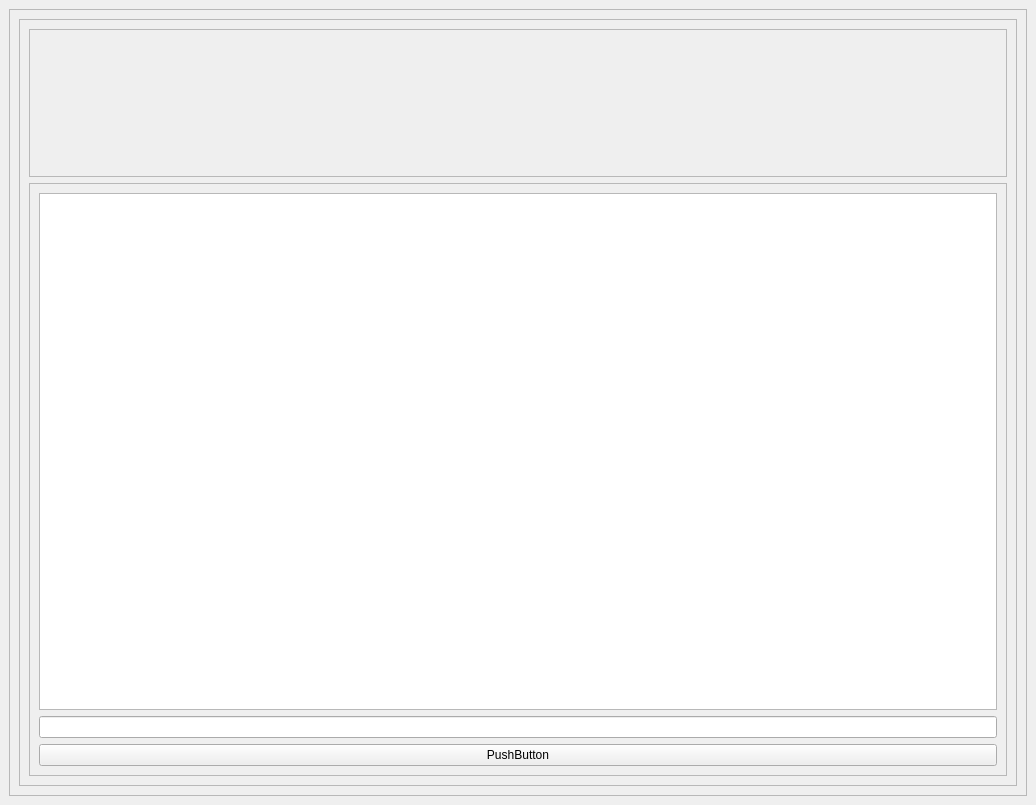
This is zcilent/main.ui in Hakan-Kocaman/Chess_Game_Computer_Networks as Qt 5 draws it before an edit. The edited form follows.
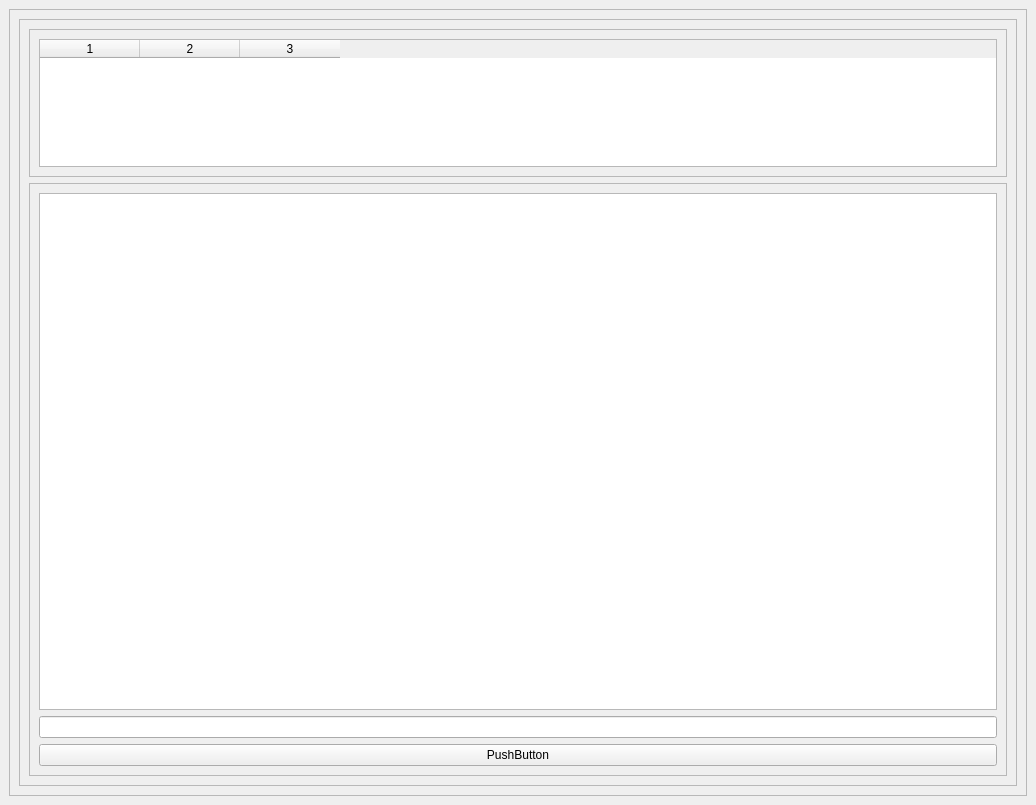
This is the edited form.

Commit message: Add move notation table and replay flow

Diff of the .ui file:
```diff
--- a/zcilent/main.ui
+++ b/zcilent/main.ui
@@ -48,6 +48,48 @@
             <property name="frameShadow">
              <enum>QFrame::Shadow::Raised</enum>
             </property>
+            <layout class="QHBoxLayout" name="horizontalLayout">
+             <item>
+              <widget class="QTableWidget" name="tableWidget">
+               <property name="focusPolicy">
+                <enum>Qt::FocusPolicy::NoFocus</enum>
+               </property>
+               <property name="editTriggers">
+                <set>QAbstractItemView::EditTrigger::NoEditTriggers</set>
+               </property>
+               <property name="alternatingRowColors">
+                <bool>true</bool>
+               </property>
+               <property name="selectionMode">
+                <enum>QAbstractItemView::SelectionMode::NoSelection</enum>
+               </property>
+               <property name="verticalScrollMode">
+                <enum>QAbstractItemView::ScrollMode::ScrollPerPixel</enum>
+               </property>
+               <property name="horizontalScrollMode">
+                <enum>QAbstractItemView::ScrollMode::ScrollPerPixel</enum>
+               </property>
+               <property name="showGrid">
+                <bool>false</bool>
+               </property>
+               <property name="columnCount">
+                <number>3</number>
+               </property>
+               <attribute name="horizontalHeaderVisible">
+                <bool>true</bool>
+               </attribute>
+               <attribute name="horizontalHeaderCascadingSectionResizes">
+                <bool>false</bool>
+               </attribute>
+               <attribute name="verticalHeaderVisible">
+                <bool>false</bool>
+               </attribute>
+               <column/>
+               <column/>
+               <column/>
+              </widget>
+             </item>
+            </layout>
            </widget>
           </item>
           <item>
```
The commit also changes 2 other files.
